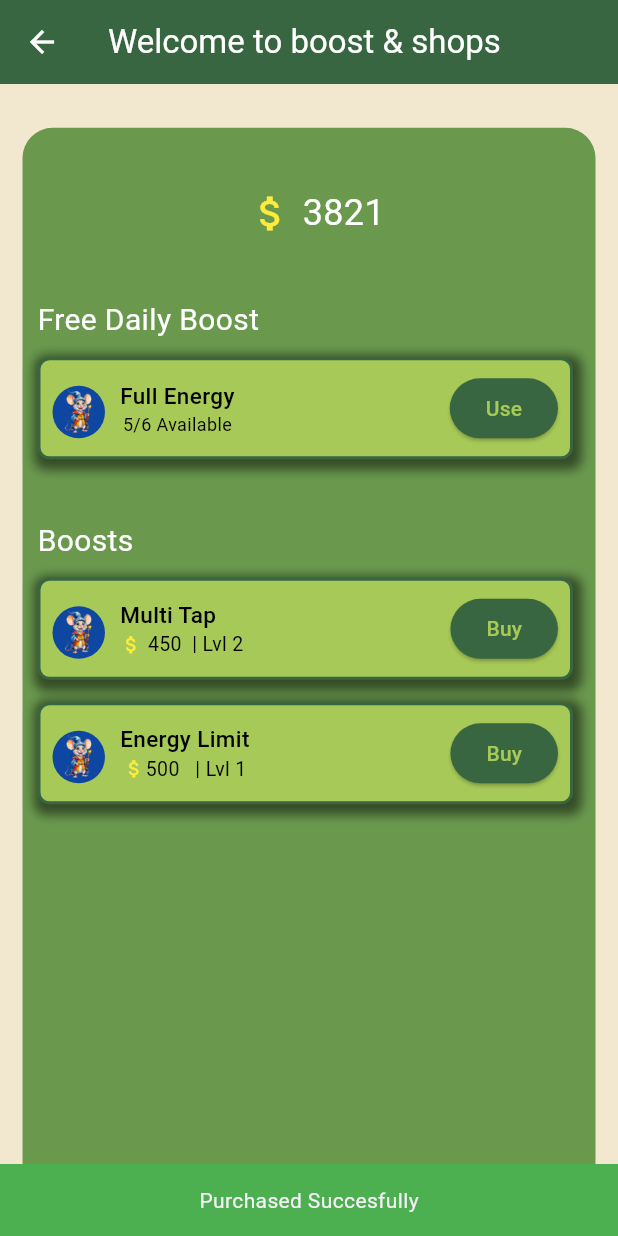
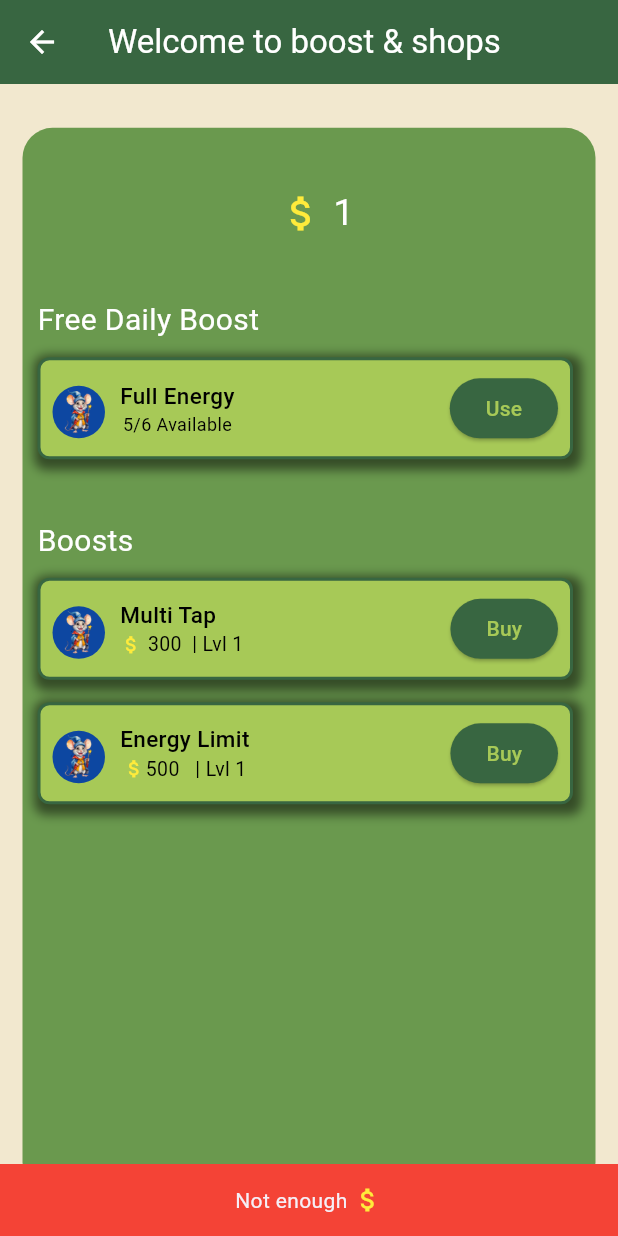
Before and after one commit to Fine-Guy-21/FineDrop-Flutter-App, a Flutter app: the EnergyBoost screen opened directly with empty values, after a tap on "Use", after a tap on "Buy", on a phone screen of 412 x 824 dp. Run offline on Flutter 3.47's test engine with Material 3 defaults, Android fonts, the phone set to English and light mode, and no system bars; our stand-ins replace animated_text_kit; accounts and stored records are empty; network calls fail.

Commit message:
Current Progress
added local data persistence to the file so i can save the datas in a json format

added on home & task pages only

```diff
--- a/airdrop_demo/lib/Pages/airdroppage.dart
+++ b/airdrop_demo/lib/Pages/airdroppage.dart
@@ -1,3 +1,5 @@
+// ignore_for_file: deprecated_member_use
+
 import 'package:flutter/material.dart';
 import 'package:airdrop_demo/model/color.dart';
 import 'package:airdrop_demo/model/user.dart';
@@ -95,7 +97,7 @@
                   // Connect TON Wallet Button
                   ElevatedButton(
                     onPressed: () {
-                      print("Connect TON Wallet clicked!");
+                      debugPrint("Connect TON Wallet clicked!");
                     },
                     style: ElevatedButton.styleFrom(
                       backgroundColor: AppColors.primaryColor, // Custom green
--- a/airdrop_demo/lib/Pages/boostspage.dart
+++ b/airdrop_demo/lib/Pages/boostspage.dart
@@ -1,5 +1,6 @@
 // ignore_for_file: deprecated_member_use
 import 'package:airdrop_demo/model/color.dart';
+import 'package:airdrop_demo/services/local_data.dart';
 import 'package:flutter/material.dart';
 import '../model/user.dart';
 
@@ -12,6 +13,25 @@
 }
 
 class _EnergyBoostState extends State<EnergyBoost> {
+  late UserProfile _user;
+  final DatabaseFileRoutines db = DatabaseFileRoutines();
+
+  @override
+  void initState() {
+    super.initState();
+    _loadUserData();
+  }
+
+  Future<void> _loadUserData() async {
+    UserProfile user = await db.readUserProfile();
+    setState(() {
+      _user = user;
+    });
+  }
+
+  void _saveUserData() async {
+    await db.writeUserProfile(_user);
+  }
   @override
   Widget build(BuildContext context) {
     final screenHeight = MediaQuery.of(context).size.height - 100;
@@ -168,6 +188,7 @@
                                     );
                                   }
                                 });
+                                _saveUserData();
                               },
                               style: ButtonStyle(
                                   backgroundColor: WidgetStateProperty.all(
@@ -260,7 +281,7 @@
                                             fontWeight: FontWeight.w400),
                                       ),
                                       Text(
-                                        'Lvl ${widget.user.multitaplevel}',
+                                        'Lvl ${widget.user.multitaplevel.toInt()}',
                                         textAlign: TextAlign.start,
                                         style: const TextStyle(
                                             fontSize: 13,
@@ -310,6 +331,7 @@
                                     );
                                   }
                                 });
+                                _saveUserData();
                               },
                               style: ButtonStyle(
                                   backgroundColor: WidgetStateProperty.all(
@@ -436,7 +458,7 @@
                                       ),
                                     );
                                   }
-                                });
+                                });_saveUserData();
                               },
                               style: ButtonStyle(
                                   backgroundColor: WidgetStateProperty.all(
--- a/airdrop_demo/lib/Pages/cardspage.dart
+++ b/airdrop_demo/lib/Pages/cardspage.dart
@@ -69,7 +69,7 @@
                       gridDelegate:
                           const SliverGridDelegateWithFixedCrossAxisCount(
                         crossAxisCount: 2,
-                        childAspectRatio: 0.65,
+                        childAspectRatio: 0.8,
                         crossAxisSpacing: 13,
                         mainAxisSpacing: 13,
                       ),
@@ -133,9 +133,9 @@
                       const BorderRadius.vertical(top: Radius.circular(16)),
                   child: Image.network(
                     card.imageUrl,
-                    height: 82,
+                    height: 70,
                     width: double.infinity,
-                    fit: BoxFit.cover,
+                    fit: BoxFit.contain,
                   ),
                 ),
                 Padding(
--- a/airdrop_demo/lib/model/user.dart
+++ b/airdrop_demo/lib/model/user.dart
@@ -4,27 +4,48 @@
 import 'package:flutter/foundation.dart';
 
 class UserProfile {
-  int? id = 1;
+  int? id;
   String? userName;
-  int pointPerTap = 1;
-  double userPoints = 4121;
-  int nextLevel = 5000;
-  double profitPerHour = 0;
-  double mineEnergy = 3000;
-  double maxMineEnergy = 3000;
-  bool isactive = false;
+  double pointPerTap;
+  double userPoints;
+  int nextLevel;
+  double profitPerHour;
+  double mineEnergy;
+  double maxMineEnergy;
+  bool isactive;
   bool _isReSt = false;
-  List<Task>? tasks;
-  List<CardModel>? cards = [];
-  List<UserProfile> friends = [];
-  int fullenergy = 6;
-  int maxfullenergy = 6;
-  int multitaplevel = 1;
-  double multitapPrice = 300;
-  int energylimitlevel = 1;
-  double energylimitPrice = 500;
+  List<Task> tasks = [];
+  List<CardModel>? cards;
+  List<UserProfile> friends;
+  int fullenergy;
+  int maxfullenergy;
+  double multitaplevel;
+  double multitapPrice;
+  int energylimitlevel;
+  double energylimitPrice;
+  int minutes = 0;
+  Timer? timer;
 
-  Timer? timer;
+  UserProfile({
+    this.id = 1,
+    this.userName,
+    this.pointPerTap = 1,
+    this.userPoints = 1,
+    this.nextLevel = 5000,
+    this.profitPerHour = 0,
+    this.mineEnergy = 3000,
+    this.maxMineEnergy = 3000,
+    this.isactive = false,
+    this.tasks = const [],
+    this.cards,
+    this.friends = const [],
+    this.fullenergy = 6,
+    this.maxfullenergy = 6,
+    this.multitaplevel = 1,
+    this.multitapPrice = 300,
+    this.energylimitlevel = 1,
+    this.energylimitPrice = 500,
+  });
 
   void pointsForNextLevel() {
     if (userPoints >= nextLevel) {
@@ -98,9 +119,72 @@
   }
   }
 
+  void profitperhourupdate(){
+    minutes++;
+    if (minutes == 60){
+      minutes = 0;
+      userPoints += profitPerHour;
+    }
+  }
+
   void startTimer() {
   Timer.periodic(const Duration(minutes: 1), (timer) {
     replenisFullEnergy();
+    profitperhourupdate();
   });
 }
+
+// Convert UserProfile to JSON
+  Map<String, dynamic> toJson() {
+    return {
+      "id": id,
+      "userName": userName,
+      "pointPerTap": pointPerTap,
+      "userPoints": userPoints,
+      "nextLevel": nextLevel,
+      "profitPerHour": profitPerHour,
+      "mineEnergy": mineEnergy,
+      "maxMineEnergy": maxMineEnergy,
+      "isactive": isactive,
+      "fullenergy": fullenergy,
+      "maxfullenergy": maxfullenergy,
+      "multitaplevel": multitaplevel,
+      "multitapPrice": multitapPrice,
+      "energylimitlevel": energylimitlevel,
+      "energylimitPrice": energylimitPrice,
+      "friends": friends.map((friend) => friend.toJson()).toList(),
+      "cards": cards?.map((card) => card.toJson()).toList() ?? [],
+      "tasks": tasks.map((task) => task.toJson()).toList(),
+    };
+  }
+
+  factory UserProfile.fromJson(Map<String, dynamic> json) {
+    return UserProfile(
+      id: json["id"],
+      userName: json["userName"],
+      pointPerTap: json["pointPerTap"],
+      userPoints: json["userPoints"].toDouble(),
+      nextLevel: json["nextLevel"],
+      profitPerHour: json["profitPerHour"].toDouble(),
+      mineEnergy: json["mineEnergy"].toDouble(),
+      maxMineEnergy: json["maxMineEnergy"].toDouble(),
+      isactive: json["isactive"],
+      fullenergy: json["fullenergy"],
+      maxfullenergy: json["maxfullenergy"],
+      multitaplevel: json["multitaplevel"],
+      multitapPrice: json["multitapPrice"].toDouble(),
+      energylimitlevel: json["energylimitlevel"],
+      energylimitPrice: json["energylimitPrice"].toDouble(),
+      friends: (json["friends"] as List)
+          .map((friend) => UserProfile.fromJson(friend))
+          .toList(),
+      cards: (json["cards"] as List?)
+          ?.map((card) => CardModel.fromJson(card))
+          .toList(),
+      tasks: (json["tasks"] as List?)
+          !.map((task) => Task.fromJson(task))
+          .toList(),
+    );
+  }
+
 }
--- a/airdrop_demo/lib/services/local_data.dart
+++ b/airdrop_demo/lib/services/local_data.dart
@@ -1,3 +1,4 @@
+import 'package:airdrop_demo/model/user.dart';
 import 'package:path_provider/path_provider.dart';
 import 'dart:io';
 import 'dart:convert';
@@ -13,20 +14,23 @@
     return File('$path/local_data.json');
   }
 
-  // Read the journals JSON file
-  Future<String> readJournals() async {
+  // Read user profile JSON file
+  Future<UserProfile> readUserProfile() async {
     try {
       final file = await _localFile;
-      return await file.readAsString();
+      String contents = await file.readAsString();
+      Map<String, dynamic> jsonData = jsonDecode(contents);
+      return UserProfile.fromJson(jsonData);
     } catch (e) {
-      // If file doesn't exist, return an empty JSON structure
-      return '{"user": []}';
+      // If file doesn't exist, return a default user profile
+      return UserProfile();
     }
   }
 
-  // Write to the journals JSON file
-  Future<File> writeJournals(String json) async {
+  // Write user profile to JSON file
+  Future<File> writeUserProfile(UserProfile user) async {
     final file = await _localFile;
+    String json = jsonEncode(user.toJson());
     return file.writeAsString(json);
   }
 }
```
Also changed, not shown: airdrop_demo/lib/Pages/homepage.dart (+76 -12 lines), airdrop_demo/lib/Pages/taskspage.dart (+29 -6 lines), airdrop_demo/lib/model/cards.dart (+30 -7 lines), airdrop_demo/lib/model/tasks.dart (+25 -3 lines), airdrop_demo/lib/widgets/circleButton.dart (deleted, +0 -64 lines).
